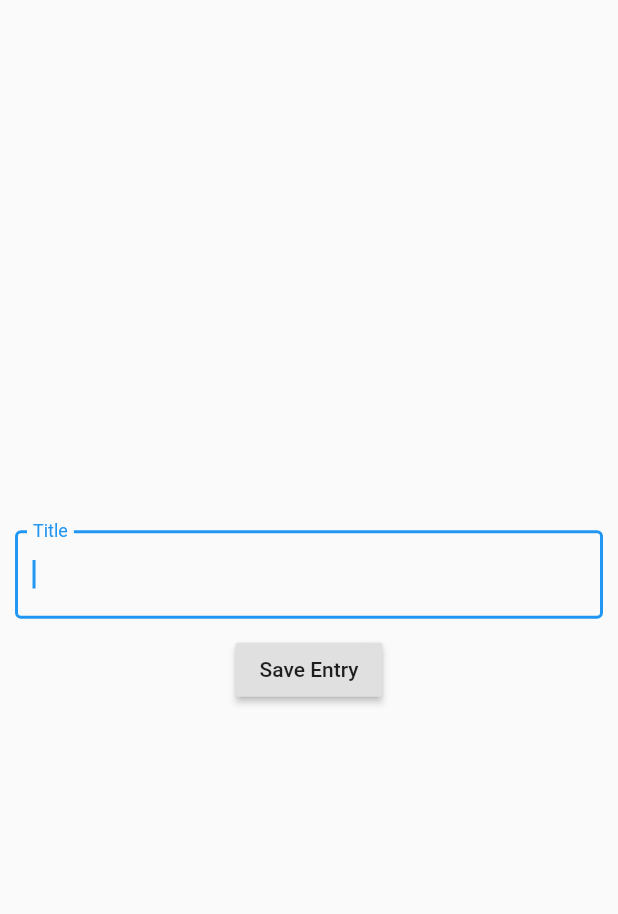
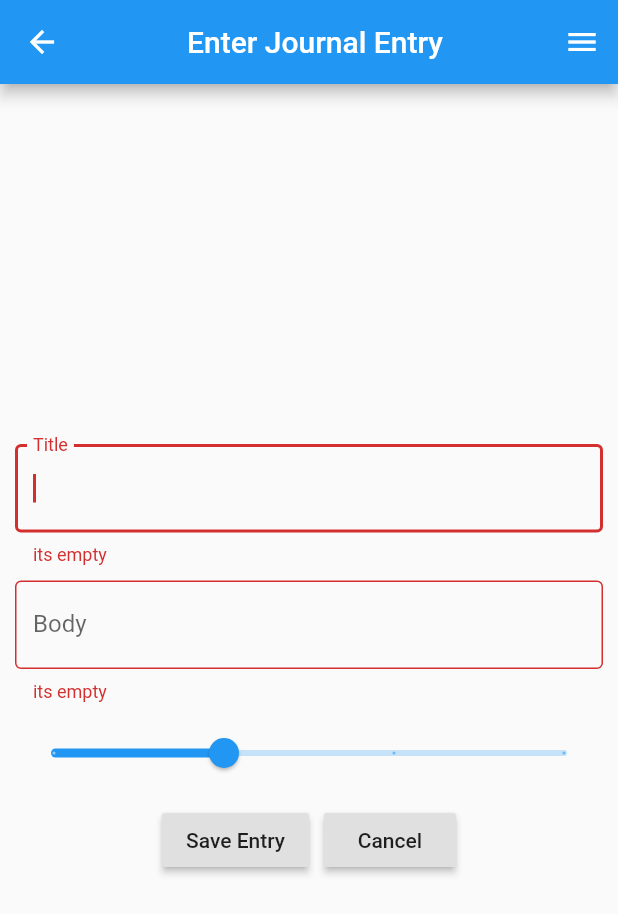
Before and after one commit to devOSUProjects/dapp, a Flutter app: the JournalEntryForm screen opened by its route, after a tap on "Save Entry", on a phone screen of 412 x 824 dp. Shown: the top 914 px of the screen. Run offline on Flutter 3.47's test engine with Material 2 defaults, Android fonts, the phone set to English and light mode, and no system bars; our stand-ins replace shared_preferences, sqflite; accounts and stored records are empty.

Commit message:
Form is working and saving to database

```diff
--- a/lib/app.dart
+++ b/lib/app.dart
@@ -34,7 +34,7 @@ class _AppState extends State<App> {
   Widget build(BuildContext context) {
     final routes = {
       '/': (context) => Welcome(nextTheme: nextTheme, themeObj: t),
-      'form': (context) => JournalEntryForm()
+      'form': (context) => JournalEntryForm(nextTheme: nextTheme, themeObj: t)
     };
 
     return MaterialApp(
--- a/lib/screens/form.dart
+++ b/lib/screens/form.dart
@@ -1,21 +1,143 @@
 import 'package:flutter/material.dart';
+import 'package:sqflite/sqflite.dart';
+import '../theme.dart';
 
-class JournalEntryForm extends StatelessWidget {
+class JournalEntryFields {
+  String title;
+  String body;
+  DateTime dateTime;
+  double rating;
+
+  String toString() {
+    return 'Title: $title, Body: $body, Time: $dateTime, Rating: $rating';
+  }
+}
+
+class JournalEntryForm extends StatefulWidget {
+  final void Function(ThisTheme) nextTheme;
+  final ThisTheme themeObj;
+
+  JournalEntryForm({this.nextTheme, this.themeObj});
+
+  @override
+  _JournalEntryFormState createState() => _JournalEntryFormState();
+}
+
+class _JournalEntryFormState extends State<JournalEntryForm> {
+  final journalEntryFields = JournalEntryFields();
+  final formKey = GlobalKey<FormState>();
+  double rating = 2;
+
   @override
   Widget build(BuildContext context) {
     return Scaffold(
+        appBar: AppBar(title: Center(child: Text('Enter Journal Entry'))),
+        endDrawer: Drawer(
+            child: Container(
+                alignment: Alignment.center,
+                child: Column(children: [
+                  SizedBox(height: 30),
+                  Text("Dark Mode"),
+                  Switch(
+                    value: widget.themeObj.darkState,
+                    onChanged: (newState) {
+                      widget.nextTheme(widget.themeObj);
+                    },
+                  ),
+                ]))),
         body: Padding(
             padding: const EdgeInsets.all(10),
-            child:
-                Column(mainAxisAlignment: MainAxisAlignment.center, children: [
-              TextField(
-                autofocus: true,
-                decoration: InputDecoration(
-                    labelText: 'Title', border: OutlineInputBorder()),
-              ),
-              SizedBox(height: 10),
-              RaisedButton(onPressed: () {}, child: Text('Save Entry'))
-            ])));
+            child: Form(
+                key: formKey,
+                child: Column(
+                    mainAxisAlignment: MainAxisAlignment.center,
+                    children: [
+                      TextFormField(
+                          autofocus: true,
+                          decoration: InputDecoration(
+                              labelText: 'Title', border: OutlineInputBorder()),
+                          onSaved: (value) {
+                            journalEntryFields.title = value;
+                          },
+                          validator: (value) {
+                            if (value.isEmpty) {
+                              return 'its empty';
+                            } else {
+                              return null;
+                            }
+                          }),
+                      SizedBox(height: 10),
+                      TextFormField(
+                          autofocus: true,
+                          decoration: InputDecoration(
+                              labelText: 'Body', border: OutlineInputBorder()),
+                          onSaved: (value) {
+                            journalEntryFields.body = value;
+                          },
+                          validator: (value) {
+                            if (value.isEmpty) {
+                              return 'its empty';
+                            } else {
+                              return null;
+                            }
+                          }),
+                      SizedBox(height: 10),
+                      Slider(
+                        value: rating,
+                        onChanged: (newRating) {
+                          setState(() => rating = newRating);
+                        },
+                        divisions: 3,
+                        label: "Rating: $rating",
+                        min: 1,
+                        max: 4,
+                      ),
+                      SizedBox(height: 10),
+                      Row(
+                          mainAxisAlignment: MainAxisAlignment.center,
+                          children: <Widget>[
+                            RaisedButton(
+                                child: Text('Save Entry'),
+                                onPressed: () async {
+                                  if (formKey.currentState.validate()) {
+                                    formKey.currentState.save();
+                                    addDateToJournalEntryValues();
+                                    journalEntryFields.rating = rating;
+
+                                    print(journalEntryFields.toString());
+
+                                    await deleteDatabase('journal.db');
+                                    final Database database =
+                                        await openDatabase('journal.db',
+                                            version: 1, onCreate: (Database db,
+                                                int version) async {
+                                      await db.execute(
+                                          'CREATE TABLE IF NOT EXISTS journal_entries (id INTEGER PRIMARY KEY AUTOINCREMENT, title Text, body Text, rating INTEGER, date Text)');
+                                    });
+                                    await database.transaction((txn) async {
+                                      await txn.rawInsert(
+                                          'INSERT INTO journal_entries(title, body, rating, date) VALUES(?,?,?,?)',
+                                          [
+                                            journalEntryFields.title,
+                                            journalEntryFields.body,
+                                            journalEntryFields.rating,
+                                            (journalEntryFields.dateTime)
+                                                .toString()
+                                          ]);
+                                    });
+                                    await database.close();
+                                    Navigator.of(context).pop();
+                                  }
+                                }),
+                            SizedBox(width: 10),
+                            RaisedButton(
+                                onPressed: () {}, child: Text('Cancel'))
+                          ])
+                    ]))));
+  }
+
+  void addDateToJournalEntryValues() {
+    journalEntryFields.dateTime = DateTime.now();
   }
 }
 
--- a/lib/screens/welcome.dart
+++ b/lib/screens/welcome.dart
@@ -10,12 +10,7 @@ class Welcome extends StatelessWidget {
   @override
   Widget build(BuildContext context) {
 
-    return MaterialApp(
-      title: 'main',
-      theme: Theme.of(context),
-      home:
-
-      Scaffold(
+      return Scaffold(
         appBar: AppBar(
             title: Center(child: Text('Welcome'))
         ),
@@ -56,8 +51,7 @@ class Welcome extends StatelessWidget {
             pushForm(context);
           },
         ),
-      )
-    );
+      );
   }
 }
 
--- a/pubspec.yaml
+++ b/pubspec.yaml
@@ -25,6 +25,7 @@ dependencies:
     sdk: flutter
   url_launcher: ^3.0.1
   shared_preferences: ^0.5.4
+  sqflite: ^1.1.8
 
 
   # The following adds the Cupertino Icons font to your application.
```
Also changed, not shown: pubspec.lock.
